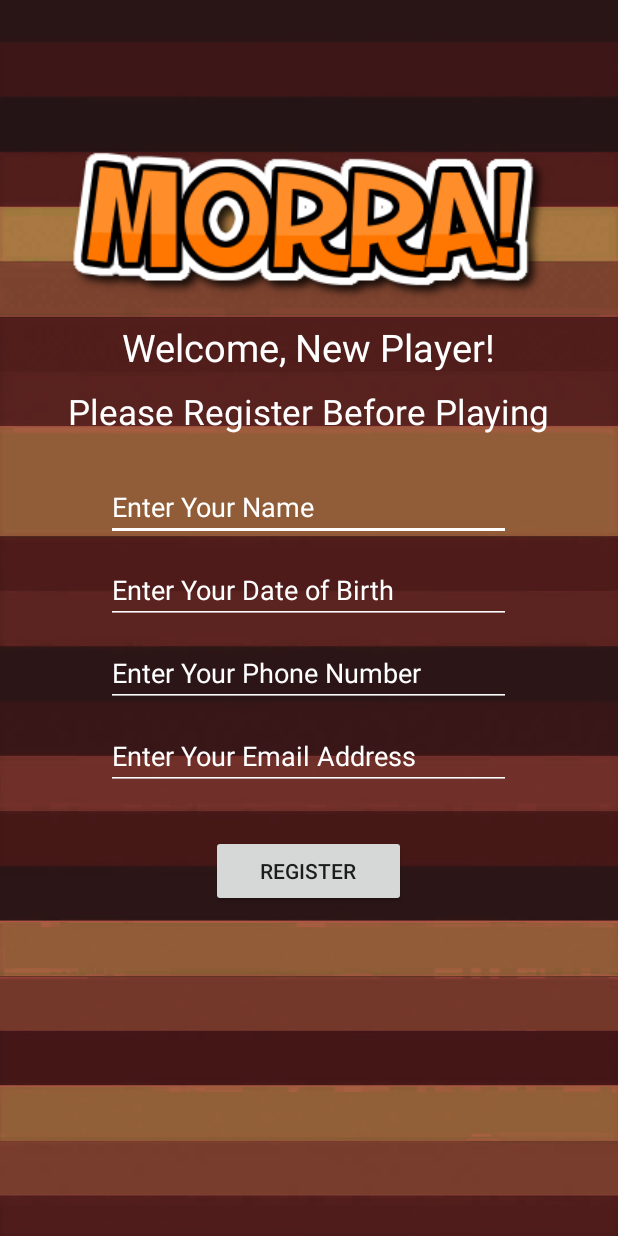
After one commit to fier1900/ITP4501-ProgrammingTechniquesForMobileSystems, an Android app: the layout activity_registration.xml on its own in the app's theme, with its tools: preview values and no code run, on a phone screen of 412 x 824 dp. The commit adds this screen. Run offline under Robolectric (Android 15) with nearby library versions, the phone set to English and light mode, and no system bars.

Commit message:
Added Welcome Page & Registration Page

```diff
--- a/Morra/app/src/main/AndroidManifest.xml
+++ b/Morra/app/src/main/AndroidManifest.xml
@@ -9,6 +9,7 @@
         android:roundIcon="@mipmap/ic_launcher_round"
         android:supportsRtl="true"
         android:theme="@style/AppTheme">
+        <activity android:name=".RegistrationActivity"></activity>
         <activity android:name=".WelcomeActivity">
             <intent-filter>
                 <action android:name="android.intent.action.MAIN" />
--- /dev/null
+++ b/Morra/app/src/main/res/layout/activity_registration.xml
@@ -0,0 +1,88 @@
+<?xml version="1.0" encoding="utf-8"?>
+<LinearLayout xmlns:android="http://schemas.android.com/apk/res/android"
+    xmlns:app="http://schemas.android.com/apk/res-auto"
+    xmlns:tools="http://schemas.android.com/tools"
+    android:layout_width="match_parent"
+    android:layout_height="match_parent"
+    android:background="@drawable/background"
+    android:orientation="vertical"
+    tools:context=".RegistrationActivity">
+
+    <ImageView
+        android:layout_width="wrap_content"
+        android:layout_height="wrap_content"
+        android:layout_gravity="center"
+        android:layout_marginTop="90dp"
+        android:src="@drawable/morra_logo" />
+
+    <TextView
+        android:layout_width="wrap_content"
+        android:layout_height="wrap_content"
+        android:layout_gravity="center"
+        android:layout_marginBottom="10dp"
+        android:text="@string/welcome_newplayer_msg"
+        android:textColor="#FFFFFF"
+        android:textSize="25sp" />
+
+    <TextView
+        android:layout_width="wrap_content"
+        android:layout_height="wrap_content"
+        android:layout_gravity="center"
+        android:layout_marginBottom="25dp"
+        android:text="@string/registration_msg"
+        android:textColor="#FFFFFF"
+        android:textSize="23sp" />
+
+    <EditText
+        android:id="@+id/edtxtPlayerName"
+        android:layout_width="270dp"
+        android:layout_height="wrap_content"
+        android:layout_gravity="center"
+        android:backgroundTint="#FFFFFF"
+        android:hint="@string/reg_player_name"
+        android:textColor="#FFFFFF"
+        android:textColorHint="#FFFFFF" />
+
+    <EditText
+        android:id="@+id/edtxtDOB"
+        android:layout_width="270dp"
+        android:layout_height="wrap_content"
+        android:layout_gravity="center"
+        android:layout_marginTop="10dp"
+        android:backgroundTint="#FFFFFF"
+        android:hint="@string/reg_dob"
+        android:textColor="#FFFFFF"
+        android:textColorHint="#FFFFFF" />
+
+    <EditText
+        android:id="@+id/edtxtPhone"
+        android:layout_width="270dp"
+        android:layout_height="wrap_content"
+        android:layout_gravity="center"
+        android:layout_marginTop="10dp"
+        android:backgroundTint="#FFFFFF"
+        android:hint="@string/reg_phone"
+        android:textColor="#FFFFFF"
+        android:textColorHint="#FFFFFF" />
+
+    <EditText
+        android:id="@+id/edtxtEmail"
+        android:layout_width="270dp"
+        android:layout_height="wrap_content"
+        android:layout_gravity="center"
+        android:layout_marginTop="10dp"
+        android:backgroundTint="#FFFFFF"
+        android:hint="@string/reg_email"
+        android:textColor="#FFFFFF"
+        android:textColorHint="#FFFFFF" />
+
+    <Button
+        android:layout_width="130dp"
+        android:layout_height="wrap_content"
+        android:layout_gravity="center"
+        android:layout_marginTop="30dp"
+        android:onClick="onClickRegister"
+        android:text="@string/reg_register" />
+
+
+</LinearLayout>
--- a/Morra/app/src/main/res/values/strings.xml
+++ b/Morra/app/src/main/res/values/strings.xml
@@ -1,4 +1,18 @@
 <resources>
     <string name="app_name">Morra</string>
-    <string name="welcome_msg">Welcome to this Morra Game!</string>
+
+    <string name="welcome_msg">Welcome,</string>
+    <string name="start_btn">Start Game</string>
+    <string name="history_btn">View History</string>
+    <string name="edit_info_btn">Edit Info</string>
+    <string name="quit_btn">Quit</string>
+
+    <string name="welcome_newplayer_msg">Welcome, New Player!</string>
+    <string name="registration_msg">Please Register Before Playing</string>
+    <string name="reg_player_name">Enter Your Name</string>
+    <string name="reg_dob">Enter Your Date of Birth</string>
+    <string name="reg_phone">Enter Your Phone Number</string>
+    <string name="reg_email">Enter Your Email Address</string>
+    <string name="reg_register">Register</string>
+    <string name="reg_cancel">Cancel</string>
 </resources>
```
Also changed, not shown: Morra/app/src/main/java/com/exercise/android/morra/RegistrationActivity.java (added, +55 -0 lines), Morra/app/src/main/java/com/exercise/android/morra/WelcomeActivity.java (+42 -0 lines), Morra/app/src/main/res/layout/activity_welcome.xml (+48 -5 lines), Morra/app/src/main/res/drawable/background.jpg (added).
